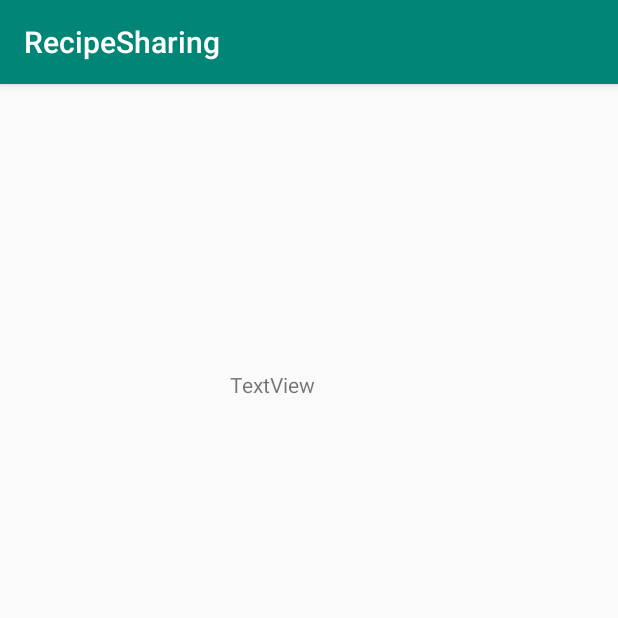
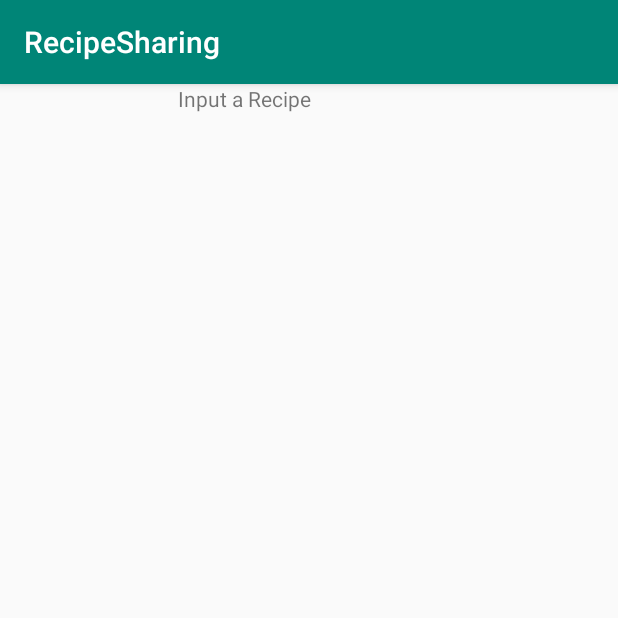
Before and after one commit to ToyinY/HackMIT2019, an Android app: the AddRecipe screen opened directly, with no data from a screen before it, on a phone screen of 412 x 824 dp, the top half of it. Run offline under Robolectric (Android 15) with nearby library versions, the phone set to English and light mode, and no system bars.

Commit message:
Add recipe button

```diff
--- a/app/src/main/java/com/example/recipesharing/MainActivity.java
+++ b/app/src/main/java/com/example/recipesharing/MainActivity.java
@@ -1,5 +1,6 @@
 package com.example.recipesharing;
 
+import android.content.Intent;
 import android.os.Bundle;
 
 import com.google.android.material.floatingactionbutton.FloatingActionButton;
@@ -52,4 +53,9 @@ public class MainActivity extends AppCompatActivity {
 
         return super.onOptionsItemSelected(item);
     }
+
+    public void inputRecipe() {
+        Intent intent = new Intent(this, AddRecipe.class);
+        startActivity(intent);
+    }
 }
--- a/app/src/main/res/layout/activity_add_recipe.xml
+++ b/app/src/main/res/layout/activity_add_recipe.xml
@@ -8,12 +8,10 @@
 
     <TextView
         android:id="@+id/textView"
-        android:layout_width="105dp"
-        android:layout_height="52dp"
-        android:text="TextView"
-        app:layout_constraintBottom_toBottomOf="parent"
-        app:layout_constraintEnd_toEndOf="parent"
-        app:layout_constraintStart_toStartOf="parent"
+        android:layout_width="325dp"
+        android:layout_height="wrap_content"
+        android:gravity="center"
+        android:text="Input a Recipe"
         app:layout_constraintTop_toTopOf="parent"
-        app:layout_constraintVertical_bias="0.266" />
+        tools:layout_editor_absoluteX="43dp" />
 </androidx.constraintlayout.widget.ConstraintLayout>
--- a/app/src/main/res/layout/content_main.xml
+++ b/app/src/main/res/layout/content_main.xml
@@ -15,6 +15,7 @@
         android:layout_marginStart="84dp"
         android:layout_marginLeft="84dp"
         android:text="Add Recipe"
+        android:onClick="inputRecipe"
         app:layout_constraintBottom_toBottomOf="parent"
         app:layout_constraintEnd_toEndOf="parent"
         app:layout_constraintHorizontal_bias="0.248"
```
